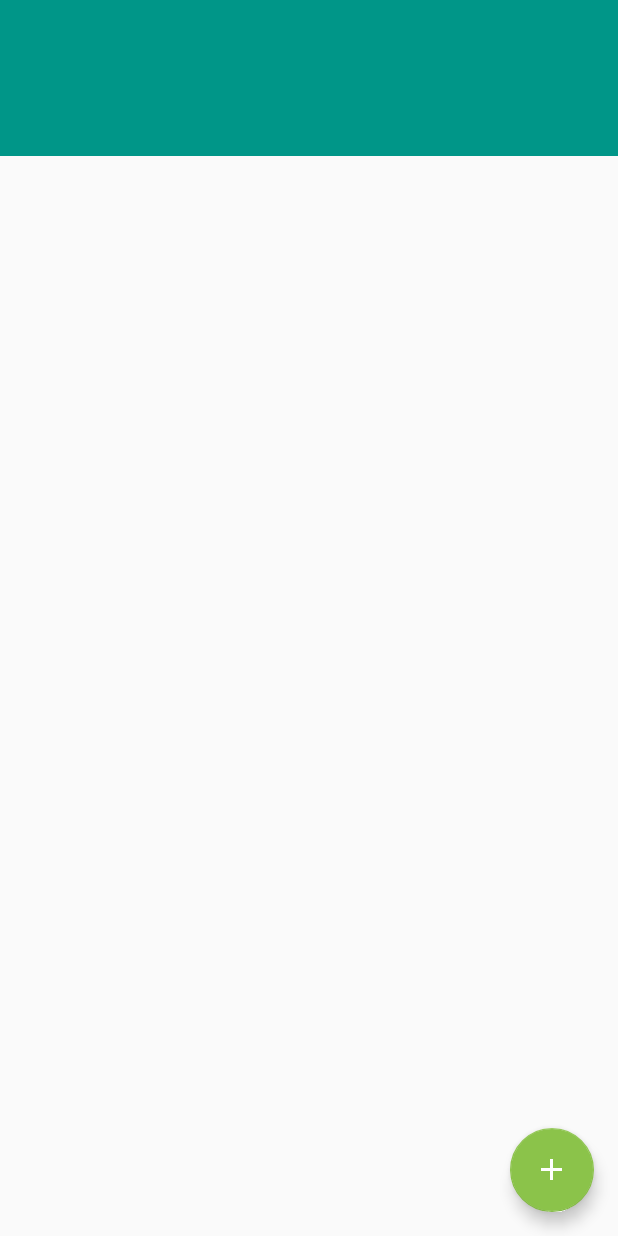
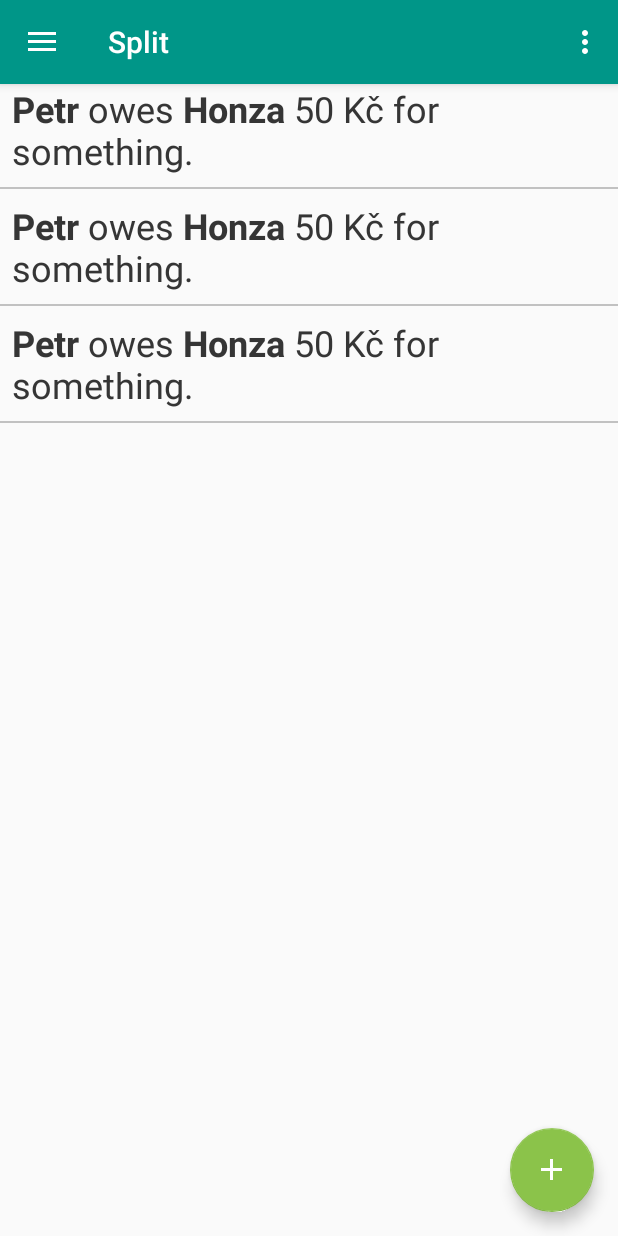
Before and after one commit to PetrKubes97/split-android, an Android app: the screen it shows after launch (MainActivity), on a phone screen of 412 x 824 dp. Run offline under Robolectric (Android 15) with nearby library versions, the phone set to English and light mode, and no system bars; our stand-ins replace data binding.

```diff
--- a/app/src/main/java/cz/petrkubes/split/ui/main/MainActivity.kt
+++ b/app/src/main/java/cz/petrkubes/split/ui/main/MainActivity.kt
@@ -1,69 +1,39 @@
 package cz.petrkubes.split.ui.main
 
+import android.databinding.DataBindingUtil
 import android.os.Bundle
-import android.support.design.widget.FloatingActionButton
-import android.support.design.widget.NavigationView
-import android.support.design.widget.Snackbar
-import android.support.design.widget.TabLayout
-import android.support.v4.content.ContextCompat
 import android.support.v4.view.GravityCompat
-import android.support.v4.view.ViewPager
 import android.support.v4.widget.DrawerLayout
 import android.support.v7.app.ActionBarDrawerToggle
 import android.support.v7.app.AppCompatActivity
-import android.support.v7.widget.Toolbar
 import android.view.Menu
 import android.view.MenuItem
-import android.view.View
-import butterknife.BindView
-import butterknife.ButterKnife
 import cz.petrkubes.split.R
+import cz.petrkubes.split.databinding.ActivityMainBinding
 import cz.petrkubes.split.ui.main.adapters.FragmentsAdapter
 
-class MainActivity : AppCompatActivity(), NavigationView.OnNavigationItemSelectedListener {
-
-    @BindView(R.id.toolbar)
-    lateinit var toolbar: Toolbar
-
-    @BindView(R.id.fab)
-    lateinit var fab: FloatingActionButton
-
-    @BindView(R.id.drawer_layout)
-    lateinit var drawer: DrawerLayout
-
-    @BindView(R.id.pager)
-    lateinit var pager: ViewPager
-
-    @BindView(R.id.tabs)
-    lateinit var tabs: TabLayout
+class MainActivity : AppCompatActivity() {
 
     lateinit var fragmentsAdapter: FragmentsAdapter
-
-    lateinit var mainPresenter: MainPresenter
 
     override fun onCreate(savedInstanceState: Bundle?) {
         super.onCreate(savedInstanceState)
         setContentView(R.layout.activity_main)
-        ButterKnife.bind(this)
-        setSupportActionBar(toolbar)
+        val binding: ActivityMainBinding = DataBindingUtil.setContentView(this, R.layout.activity_main)
 
-        mainPresenter = MainPresenter(this)
-
-        // Set up action button
-        fab.setOnClickListener { view ->
-            mainPresenter.onAddDebtButtonClick(view)
-        }
+        // Set up action bar
+        setSupportActionBar(binding.toolbar)
 
         // Set up drawer
-        val toggle = ActionBarDrawerToggle(this, drawer, toolbar, R.string.navigation_drawer_open, R.string.navigation_drawer_close)
-        drawer.setDrawerListener(toggle)
+        val toggle = ActionBarDrawerToggle(this, binding.drawerLayout, binding.toolbar, R.string.navigation_drawer_open, R.string.navigation_drawer_close)
+        binding.drawerLayout.addDrawerListener(toggle)
         toggle.syncState()
         //navigationView.setNavigationItemSelectedListener(this)
 
         // Set up tabs
         fragmentsAdapter = FragmentsAdapter(supportFragmentManager, applicationContext)
-        pager.adapter = fragmentsAdapter
-        tabs.setupWithViewPager(pager)
+        binding.pager.adapter = fragmentsAdapter
+        binding.tabs.setupWithViewPager(binding.pager)
     }
 
     override fun onBackPressed() {
@@ -93,25 +63,4 @@ class MainActivity : AppCompatActivity(), NavigationView.OnNavigationItemSelecte
 
         return super.onOptionsItemSelected(item)
     }
-
-    override fun onNavigationItemSelected(item: MenuItem): Boolean {
-        mainPresenter.onNavigationItemSelected(item)
-        return true
-    }
-
-    // public functions for MainPresenter -------------------------------------------------------------
-
-    fun closeDrawer() {
-        drawer.closeDrawer(GravityCompat.START)
-    }
-
-    fun changeAppColor(color: Int) {
-        toolbar.setBackgroundColor(ContextCompat.getColor(this, color))
-        tabs.setBackgroundColor(ContextCompat.getColor(this, color))
-    }
-
-    fun showSnackbar(view: View) {
-        Snackbar.make(view, "Hey, sup?", Snackbar.LENGTH_SHORT).show()
-    }
-
 }
--- a/app/src/main/java/cz/petrkubes/split/ui/main/adapters/FragmentsAdapter.kt
+++ b/app/src/main/java/cz/petrkubes/split/ui/main/adapters/FragmentsAdapter.kt
@@ -5,9 +5,9 @@ import android.support.v4.app.Fragment
 import android.support.v4.app.FragmentManager
 import android.support.v4.app.FragmentPagerAdapter
 import cz.petrkubes.split.R
-import cz.petrkubes.split.ui.main.tabs.expenses.ExpensesFragment
-import cz.petrkubes.split.ui.main.tabs.expenses.PeopleFragment
-import cz.petrkubes.split.ui.main.tabs.expenses.SummaryFragment
+import cz.petrkubes.split.ui.main.fragments.PaymentsFragment
+import cz.petrkubes.split.ui.main.fragments.expenses.PeopleFragment
+import cz.petrkubes.split.ui.main.fragments.expenses.SummaryFragment
 
 
 /**
@@ -17,7 +17,7 @@ class FragmentsAdapter(fm: FragmentManager, var context: Context) : FragmentPage
 
     override fun getItem(i: Int): Fragment {
         when (i) {
-            0 -> return ExpensesFragment()
+            0 -> return PaymentsFragment()
             1 -> return PeopleFragment()
             else -> return SummaryFragment()
         }
--- /dev/null
+++ b/app/src/main/java/cz/petrkubes/split/ui/main/adapters/PaymentsAdapter.kt
@@ -0,0 +1,23 @@
+package cz.petrkubes.split.ui.main.adapters
+
+import android.content.Context
+import android.databinding.DataBindingUtil
+import android.view.LayoutInflater
+import android.view.View
+import android.view.ViewGroup
+import android.widget.ArrayAdapter
+import cz.petrkubes.split.R
+import cz.petrkubes.split.databinding.ItemPaymentBinding
+
+
+/**
+ * @author Petr Kubes <petr.kubes@applifting.cz>
+ * @since 25/07/2017
+ */
+class PaymentsAdapter(context: Context, data: List<Any>) : ArrayAdapter<Any>(context, 0, data) {
+
+    override fun getView(position: Int, convertView: View?, parent: ViewGroup?): View? {
+        val binding: ItemPaymentBinding = DataBindingUtil.inflate(LayoutInflater.from(context), R.layout.item_payment, parent, false)
+        return binding.root
+    }
+}
--- a/app/src/main/java/cz/petrkubes/split/ui/main/components/NavMenuItem.kt
+++ b/app/src/main/java/cz/petrkubes/split/ui/main/components/NavMenuItem.kt
@@ -1,14 +1,12 @@
 package cz.petrkubes.split.ui.main.components
 
 import android.content.Context
+import android.databinding.DataBindingUtil
 import android.util.AttributeSet
 import android.view.LayoutInflater
-import android.widget.ImageView
 import android.widget.RelativeLayout
-import android.widget.TextView
-import butterknife.BindView
-import butterknife.ButterKnife
 import cz.petrkubes.split.R
+import cz.petrkubes.split.databinding.NavMenuItemBinding
 
 
 /**
@@ -18,28 +16,18 @@ import cz.petrkubes.split.R
 
 class NavMenuItem constructor(context: Context, attrs: AttributeSet) : RelativeLayout(context, attrs) {
 
-    @BindView(R.id.nav_item_ic)
-    lateinit var ivIcon: ImageView
-
-    @BindView(R.id.nav_item_tv)
-    lateinit var tvText: TextView
-
     init {
-        // Obtain necessary attributes
-
+        // Obtain attributes
         val a = context.obtainStyledAttributes(attrs, R.styleable.NavMenuItem, 0, 0)
         val text = a.getString(R.styleable.NavMenuItem_text)
         val icon = a.getDrawable(R.styleable.NavMenuItem_icon)
         a.recycle()
 
         // Inflate layout
-        val inflater = context.getSystemService(Context.LAYOUT_INFLATER_SERVICE) as LayoutInflater
-        inflater.inflate(R.layout.nav_menu_item, this, true)
-        ButterKnife.bind(this)
+        val binding: NavMenuItemBinding = DataBindingUtil.inflate(LayoutInflater.from(context), R.layout.nav_menu_item, this, true)
 
-        // Set attributes
-        tvText.text = text
-        ivIcon.setImageDrawable(icon)
+        binding.textView.text = text
+        binding.icon.setImageDrawable(icon)
     }
 
 }
--- /dev/null
+++ b/app/src/main/java/cz/petrkubes/split/ui/main/fragments/PaymentsFragment.kt
@@ -0,0 +1,28 @@
+package cz.petrkubes.split.ui.main.fragments
+
+import android.databinding.DataBindingUtil
+import android.os.Bundle
+import android.view.LayoutInflater
+import android.view.View
+import android.view.ViewGroup
+import cz.petrkubes.split.R
+import cz.petrkubes.split.databinding.FragmentPaymentsBinding
+import cz.petrkubes.split.ui.main.adapters.PaymentsAdapter
+
+/**
+* @author Petr Kubes <petr.kubes@applifting.cz>
+* @since 25/07/2017
+*/
+class PaymentsFragment : android.support.v4.app.Fragment() {
+
+    override fun onCreateView(inflater: LayoutInflater?, container: ViewGroup?, savedInstanceState: Bundle?): View? {
+
+        val bindings: FragmentPaymentsBinding = DataBindingUtil.inflate(inflater, R.layout.fragment_payments, container, true)
+
+        // Add data to listview
+        val adapter: PaymentsAdapter = PaymentsAdapter(context, listOf(1, 2, 3))
+        bindings.lvPayments.adapter = adapter
+
+        return bindings.root
+    }
+}
--- a/app/src/main/java/cz/petrkubes/split/ui/main/tabs/expenses/ExpensesFragment.kt
+++ b/app/src/main/java/cz/petrkubes/split/ui/main/fragments/PeopleFragment.kt
@@ -1,4 +1,4 @@
-package cz.petrkubes.split.ui.main.tabs.expenses
+package cz.petrkubes.split.ui.main.fragments.expenses
 
 import android.os.Bundle
 import android.view.LayoutInflater
@@ -9,10 +9,10 @@ import cz.petrkubes.split.R
 /**
  * Created by Petr Kubes on 15.7.17.
  */
-class ExpensesFragment : android.support.v4.app.Fragment() {
+class PeopleFragment : android.support.v4.app.Fragment() {
     override fun onCreateView(inflater: LayoutInflater?, container: ViewGroup?, savedInstanceState: Bundle?): View? {
         if (inflater != null) {
-            return inflater.inflate(R.layout.fragment_expenses, null)
+            return inflater.inflate(R.layout.fragment_payments, null)
         } else {
             return super.onCreateView(inflater, container, savedInstanceState)
         }
--- a/app/src/main/java/cz/petrkubes/split/ui/main/tabs/summary/SummaryFragment.kt
+++ b/app/src/main/java/cz/petrkubes/split/ui/main/fragments/SummaryFragment.kt
@@ -1,4 +1,4 @@
-package cz.petrkubes.split.ui.main.tabs.expenses
+package cz.petrkubes.split.ui.main.fragments.expenses
 
 import android.os.Bundle
 import android.view.LayoutInflater
@@ -12,7 +12,7 @@ import cz.petrkubes.split.R
 class SummaryFragment : android.support.v4.app.Fragment() {
     override fun onCreateView(inflater: LayoutInflater?, container: ViewGroup?, savedInstanceState: Bundle?): View? {
         if (inflater != null) {
-            return inflater.inflate(R.layout.fragment_expenses, null)
+            return inflater.inflate(R.layout.fragment_payments, null)
         } else {
             return super.onCreateView(inflater, container, savedInstanceState)
         }
--- a/app/src/main/res/layout/activity_main.xml
+++ b/app/src/main/res/layout/activity_main.xml
@@ -1,4 +1,5 @@
 <?xml version="1.0" encoding="utf-8"?>
+<layout>
     <android.support.v4.widget.DrawerLayout xmlns:android="http://schemas.android.com/apk/res/android"
         xmlns:app="http://schemas.android.com/apk/res-auto"
         xmlns:tools="http://schemas.android.com/tools"
@@ -8,13 +9,60 @@
         android:fitsSystemWindows="true"
         tools:openDrawer="start">
 
-    <include
-        layout="@layout/app_bar_main"
+        <android.support.design.widget.CoordinatorLayout xmlns:android="http://schemas.android.com/apk/res/android"
+            xmlns:app="http://schemas.android.com/apk/res-auto"
+            xmlns:tools="http://schemas.android.com/tools"
             android:layout_width="match_parent"
-        android:layout_height="match_parent" />
+            android:layout_height="match_parent"
+            tools:context="cz.petrkubes.split.ui.main.MainActivity">
+
+            <!-- Toolbar -->
+            <android.support.design.widget.AppBarLayout
+                android:layout_width="match_parent"
+                android:layout_height="wrap_content"
+                android:theme="@style/AppTheme.AppBarOverlay">
+
+                <android.support.v7.widget.Toolbar
+                    android:id="@+id/toolbar"
+                    android:layout_width="match_parent"
+                    android:layout_height="?attr/actionBarSize"
+                    android:background="?attr/colorPrimary"
+                    app:popupTheme="@style/AppTheme.PopupOverlay" />
+
+            </android.support.design.widget.AppBarLayout>
+
+
+            <!-- The main content -->
+            <android.support.v4.view.ViewPager
+                xmlns:android="http://schemas.android.com/apk/res/android"
+                android:id="@+id/pager"
+                android:layout_width="match_parent"
+                android:layout_height="match_parent">
+
+                <android.support.design.widget.TabLayout
+                    android:layout_width="match_parent"
+                    android:layout_height="wrap_content"
+                    android:layout_gravity="top"
+                    android:id="@+id/tabs"
+                    android:background="@color/colorPrimary"
+                    app:tabTextColor="@android:color/white"
+                    app:tabSelectedTextColor="@android:color/white"
+                    app:tabIndicatorColor="@color/colorAccent" />
+
+            </android.support.v4.view.ViewPager>
+
+            <android.support.design.widget.FloatingActionButton
+                android:id="@+id/fab"
+                android:layout_width="wrap_content"
+                android:layout_height="wrap_content"
+                android:layout_gravity="bottom|end"
+                android:layout_margin="@dimen/fab_margin"
+                android:src="@drawable/ic_add_white_24dp" />
+
+        </android.support.design.widget.CoordinatorLayout>
 
         <android.support.design.widget.NavigationView
-        android:id="@+id/nav_view"
+            android:id="@+id/navView"
             android:layout_width="wrap_content"
             android:layout_height="match_parent"
             android:layout_gravity="start">
@@ -26,11 +74,12 @@
                     android:layout_height="wrap_content"
                     android:orientation="vertical">
                     <include layout="@layout/nav_header_main" />
-                <include layout="@layout/nav_menu" />
+                    <include
+                        android:id="@+id/navMenu"
+                        layout="@layout/nav_menu" />
                 </LinearLayout>
             </ScrollView>
 
         </android.support.design.widget.NavigationView>
-
-
     </android.support.v4.widget.DrawerLayout>
+</layout>
--- a/app/src/main/res/layout/app_bar_main.xml
+++ /dev/null
@@ -1,33 +0,0 @@
-<?xml version="1.0" encoding="utf-8"?>
-<android.support.design.widget.CoordinatorLayout xmlns:android="http://schemas.android.com/apk/res/android"
-    xmlns:app="http://schemas.android.com/apk/res-auto"
-    xmlns:tools="http://schemas.android.com/tools"
-    android:layout_width="match_parent"
-    android:layout_height="match_parent"
-    tools:context="cz.petrkubes.split.ui.main.MainActivity">
-
-    <android.support.design.widget.AppBarLayout
-        android:layout_width="match_parent"
-        android:layout_height="wrap_content"
-        android:theme="@style/AppTheme.AppBarOverlay">
-
-        <android.support.v7.widget.Toolbar
-            android:id="@+id/toolbar"
-            android:layout_width="match_parent"
-            android:layout_height="?attr/actionBarSize"
-            android:background="?attr/colorPrimary"
-            app:popupTheme="@style/AppTheme.PopupOverlay" />
-
-    </android.support.design.widget.AppBarLayout>
-
-    <include layout="@layout/content_main" />
-
-    <android.support.design.widget.FloatingActionButton
-        android:id="@+id/fab"
-        android:layout_width="wrap_content"
-        android:layout_height="wrap_content"
-        android:layout_gravity="bottom|end"
-        android:layout_margin="@dimen/fab_margin"
-        android:src="@drawable/ic_add_white_24dp" />
-
-</android.support.design.widget.CoordinatorLayout>
--- a/app/src/main/res/layout/content_main.xml
+++ /dev/null
@@ -1,30 +0,0 @@
-<?xml version="1.0" encoding="utf-8"?>
-<RelativeLayout xmlns:android="http://schemas.android.com/apk/res/android"
-    xmlns:app="http://schemas.android.com/apk/res-auto"
-    xmlns:tools="http://schemas.android.com/tools"
-    android:layout_width="match_parent"
-    android:layout_height="match_parent"
-    app:layout_behavior="@string/appbar_scrolling_view_behavior"
-    tools:context="cz.petrkubes.split.ui.main.MainActivity"
-    tools:showIn="@layout/app_bar_main"
-    android:elevation="4dp">
-
-
-    <android.support.v4.view.ViewPager
-        xmlns:android="http://schemas.android.com/apk/res/android"
-        android:id="@+id/pager"
-        android:layout_width="match_parent"
-        android:layout_height="match_parent">
-
-        <android.support.design.widget.TabLayout
-            android:layout_width="match_parent"
-            android:layout_height="wrap_content"
-            android:layout_gravity="top"
-            android:id="@+id/tabs"
-            android:background="@color/colorPrimary"
-            app:tabTextColor="@android:color/white"
-            app:tabSelectedTextColor="@android:color/white"
-            app:tabIndicatorColor="@color/colorAccent" />
-
-    </android.support.v4.view.ViewPager>
-</RelativeLayout>
--- a/app/src/main/res/layout/fragment_expenses.xml
+++ /dev/null
@@ -1,6 +0,0 @@
-<?xml version="1.0" encoding="utf-8"?>
-<LinearLayout xmlns:android="http://schemas.android.com/apk/res/android"
-    android:orientation="vertical" android:layout_width="match_parent"
-    android:layout_height="match_parent">
-
-</LinearLayout>
--- /dev/null
+++ b/app/src/main/res/layout/fragment_payments.xml
@@ -0,0 +1,12 @@
+<?xml version="1.0" encoding="utf-8"?>
+<layout>
+    <LinearLayout xmlns:android="http://schemas.android.com/apk/res/android"
+        android:orientation="vertical" android:layout_width="match_parent"
+        android:layout_height="match_parent">
+
+        <ListView
+            android:id="@+id/lv_payments"
+            android:layout_width="match_parent"
+            android:layout_height="match_parent" />
+    </LinearLayout>
+</layout>
--- /dev/null
+++ b/app/src/main/res/layout/item_payment.xml
@@ -0,0 +1,25 @@
+<?xml version="1.0" encoding="utf-8"?>
+<layout>
+    <android.support.constraint.ConstraintLayout xmlns:android="http://schemas.android.com/apk/res/android"
+        xmlns:app="http://schemas.android.com/apk/res-auto"
+        xmlns:tools="http://schemas.android.com/tools"
+        android:layout_width="match_parent" android:layout_height="wrap_content">
+
+        <TextView
+            android:id="@+id/textView3"
+            android:layout_width="0dp"
+            android:layout_height="wrap_content"
+            android:layout_marginLeft="8dp"
+            android:layout_marginRight="8dp"
+            android:layout_marginTop="8dp"
+            android:text="@string/test"
+            android:textSize="24sp"
+            app:layout_constraintHorizontal_bias="0.0"
+            app:layout_constraintLeft_toLeftOf="parent"
+            app:layout_constraintRight_toRightOf="parent"
+            app:layout_constraintTop_toTopOf="parent"
+            app:layout_constraintBottom_toBottomOf="parent"
+            android:layout_marginBottom="8dp"
+            app:layout_constraintVertical_bias="0.0" />
+    </android.support.constraint.ConstraintLayout>
+</layout>
--- a/app/src/main/res/layout/nav_header_main.xml
+++ b/app/src/main/res/layout/nav_header_main.xml
@@ -31,7 +31,7 @@
         android:text="petrkubes1997@gmail.com"
         android:layout_below="@+id/textView2"
         android:layout_alignStart="@+id/textView2"
-        android:layout_alignParentEnd="true" />" />
+        android:layout_alignParentEnd="true" />
 
     <ImageView
         android:id="@+id/imageView"
--- a/app/src/main/res/layout/nav_menu.xml
+++ b/app/src/main/res/layout/nav_menu.xml
@@ -1,4 +1,6 @@
 <?xml version="1.0" encoding="utf-8"?>
+<layout>
+
     <LinearLayout xmlns:android="http://schemas.android.com/apk/res/android"
         xmlns:custom="http://schemas.android.com/apk/res-auto"
 
@@ -24,6 +26,7 @@
         <RelativeLayout
             android:layout_width="match_parent"
             android:layout_height="wrap_content">
+
             <TextView
                 android:id="@+id/tv_create_group"
                 android:layout_width="wrap_content"
@@ -145,3 +148,4 @@
             custom:text="@string/log_out" />
 
     </LinearLayout>
+</layout>
--- a/app/src/main/res/values/strings.xml
+++ b/app/src/main/res/values/strings.xml
@@ -7,7 +7,7 @@
     <string name="action_settings">Settings</string>
     <string name="all">All</string>
     <string name="groups">Groups</string>
-    <string name="add_a_new_group">Add a new group</string>
+    <string name="add_a_new_group">+ Add a new group</string>
     <string name="archive">Archive</string>
     <string name="user">User</string>
     <string name="settings">Settings</string>
@@ -20,4 +20,5 @@
     <string name="connect_friend">+ Connect with a friend</string>
     <string name="me">Me</string>
     <string name="icon">icon</string>
+    <string name="test"><b>Petr</b> owes <b>Honza</b> 50 Kč for something.</string>
 </resources>
```
Also changed, not shown: app/build.gradle (+9 -16 lines), app/src/main/java/cz/petrkubes/split/ui/main/MainPresenter.kt (deleted, +0 -28 lines), app/src/main/java/cz/petrkubes/split/ui/main/tabs/people/PeopleFragment.kt (deleted, +0 -20 lines), app/src/main/res/layout/nav_menu_item.xml (+7 -5 lines). Lines whose indentation alone changed are shown as unchanged.
